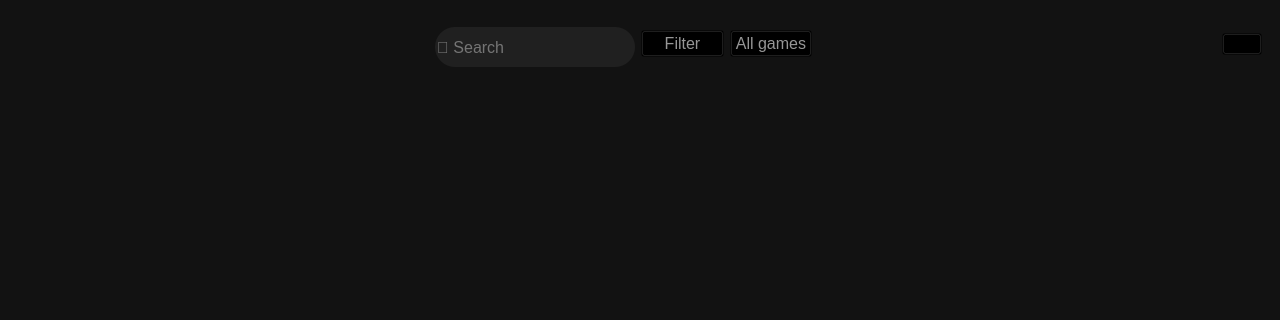
Before: the Qt Designer form Foxlike/browsewindow.ui in Lekantrop-gd/CourseProject, drawn with Qt 5; both pictures show x 0 to 1280 and y 0 to 320 of the 1280 by 720 pixel window.
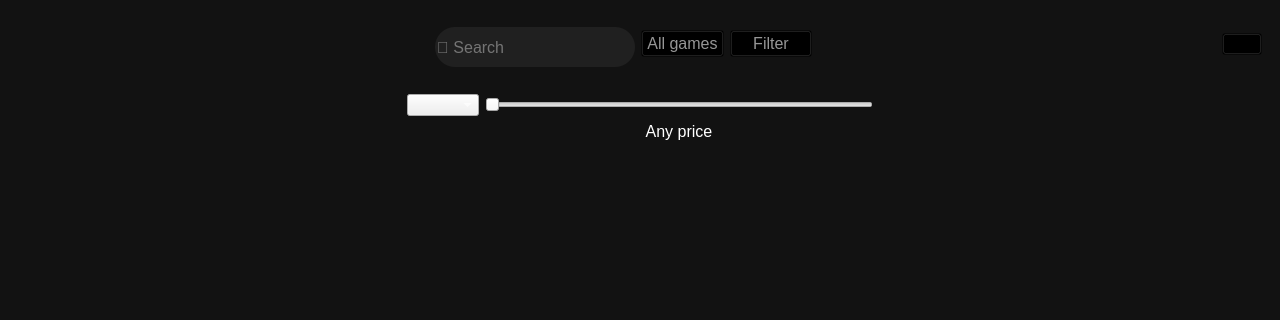
After: the same form once the commit is applied. Icons and pictures are not drawn.

Commit message: Add filter buttons design

```diff
--- a/Foxlike/browsewindow.ui
+++ b/Foxlike/browsewindow.ui
@@ -122,33 +122,7 @@
            </widget>
           </item>
           <item>
-           <widget class="QPushButton" name="FilterButton">
-            <property name="font">
-             <font>
-              <pointsize>12</pointsize>
-             </font>
-            </property>
-            <property name="cursor">
-             <cursorShape>PointingHandCursor</cursorShape>
-            </property>
-            <property name="styleSheet">
-             <string notr="true">QPushButton {
-	background-color: transparent;
-	color: rgb(150, 150, 150);
-}
-
-QPushButton:hover  {
-	background-color: transparent;
-	color: rgb(255, 255, 255);
-}</string>
-            </property>
-            <property name="text">
-             <string>Filter</string>
-            </property>
-           </widget>
-          </item>
-          <item>
-           <widget class="QPushButton" name="BrowseButton">
+           <widget class="QPushButton" name="browseButton">
             <property name="font">
              <font>
               <pointsize>12</pointsize>
@@ -173,6 +147,32 @@
             </property>
            </widget>
           </item>
+          <item>
+           <widget class="QPushButton" name="filterButton">
+            <property name="font">
+             <font>
+              <pointsize>12</pointsize>
+             </font>
+            </property>
+            <property name="cursor">
+             <cursorShape>PointingHandCursor</cursorShape>
+            </property>
+            <property name="styleSheet">
+             <string notr="true">QPushButton {
+	background-color: transparent;
+	color: rgb(150, 150, 150);
+}
+
+QPushButton:hover  {
+	background-color: transparent;
+	color: rgb(255, 255, 255);
+}</string>
+            </property>
+            <property name="text">
+             <string>Filter</string>
+            </property>
+           </widget>
+          </item>
          </layout>
         </widget>
        </item>
@@ -215,6 +215,66 @@
       </layout>
      </widget>
     </item>
+    <item>
+     <widget class="QWidget" name="filterButtons" native="true">
+      <property name="styleSheet">
+       <string notr="true">color: rgb(255, 255, 255)</string>
+      </property>
+      <layout class="QGridLayout" name="gridLayout">
+       <item row="0" column="0">
+        <spacer name="horizontalSpacer_5">
+         <property name="orientation">
+          <enum>Qt::Horizontal</enum>
+         </property>
+         <property name="sizeHint" stdset="0">
+          <size>
+           <width>40</width>
+           <height>20</height>
+          </size>
+         </property>
+        </spacer>
+       </item>
+       <item row="0" column="1">
+        <widget class="QComboBox" name="comboBox"/>
+       </item>
+       <item row="1" column="2">
+        <widget class="QLabel" name="label">
+         <property name="font">
+          <font>
+           <pointsize>12</pointsize>
+          </font>
+         </property>
+         <property name="text">
+          <string>Any price</string>
+         </property>
+         <property name="alignment">
+          <set>Qt::AlignCenter</set>
+         </property>
+        </widget>
+       </item>
+       <item row="0" column="2">
+        <widget class="QSlider" name="horizontalSlider">
+         <property name="orientation">
+          <enum>Qt::Horizontal</enum>
+         </property>
+        </widget>
+       </item>
+       <item row="0" column="3">
+        <spacer name="horizontalSpacer_6">
+         <property name="orientation">
+          <enum>Qt::Horizontal</enum>
+         </property>
+         <property name="sizeHint" stdset="0">
+          <size>
+           <width>40</width>
+           <height>20</height>
+          </size>
+         </property>
+        </spacer>
+       </item>
+      </layout>
+     </widget>
+    </item>
     <item>
      <widget class="QWidget" name="widget" native="true">
       <property name="sizePolicy">
@@ -293,7 +353,7 @@
             <x>0</x>
             <y>0</y>
             <width>1152</width>
-            <height>565</height>
+            <height>490</height>
            </rect>
           </property>
           <layout class="QHBoxLayout" name="horizontalLayout_4">
```
The commit also changes 2 other files.
